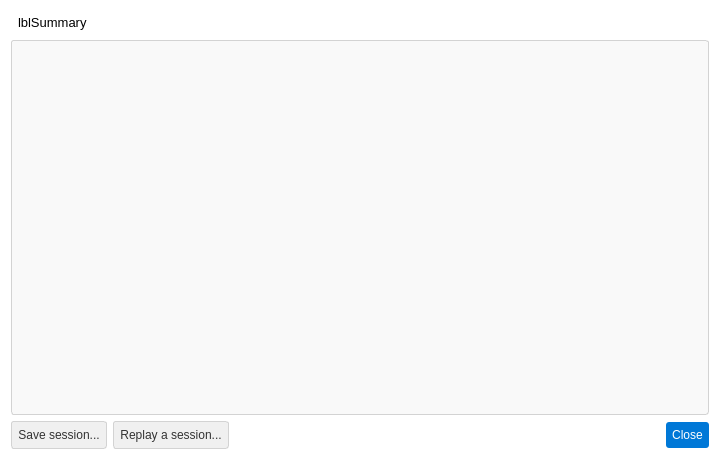
Old version of the form pastrocore/gui_pyside/dialog_session.ui in the repository Torward1024/pAstroCORE.
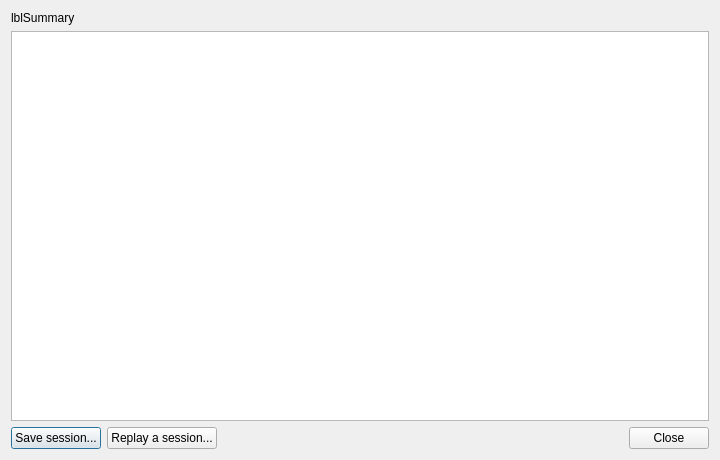
New version of the form. Icons and pictures are not drawn.

Patch:
```diff
--- a/pastrocore/gui_pyside/dialog_session.ui
+++ b/pastrocore/gui_pyside/dialog_session.ui
@@ -23,15 +23,9 @@
    <iconset resource="../gui/icons/icons.qrc">
     <normaloff>:/icons/preferences.svg</normaloff>:/icons/preferences.svg</iconset>
   </property>
-  <property name="styleSheet">
-   <string notr="true">background-color: #ffffff; font-family: Arial;</string>
-  </property>
   <layout class="QVBoxLayout" name="verticalLayout">
    <item>
     <widget class="QLabel" name="labelSummary">
-     <property name="styleSheet">
-      <string notr="true">font-size: 10pt; padding: 4px;</string>
-     </property>
      <property name="text">
       <string>lblSummary</string>
      </property>
@@ -42,22 +36,6 @@
    </item>
    <item>
     <widget class="QTableWidget" name="tableRequests">
-     <property name="styleSheet">
-      <string notr="true">QTableWidget {
-    font-size: 9pt;
-    color: #333333;
-    background-color: #f9f9f9;
-    border: 1px solid #d3d3d3;
-    border-radius: 3px;
-    gridline-color: #e6e6e6;
-}
-QHeaderView::section {
-    background-color: #f0f0f0;
-    border: none;
-    border-bottom: 1px solid #d3d3d3;
-    padding: 4px;
-}</string>
-     </property>
      <property name="alternatingRowColors">
       <bool>true</bool>
      </property>
@@ -73,21 +51,6 @@
     <layout class="QHBoxLayout" name="horizontalLayout">
      <item>
       <widget class="QPushButton" name="pushButtonSave">
-       <property name="styleSheet">
-        <string notr="true">QPushButton {
-    background-color: #f0f0f0;
-    color: #333333;
-    padding: 6px;
-    border-radius: 3px;
-    border: 1px solid #d3d3d3;
-}
-QPushButton:hover {
-    background-color: #e6e6e6;
-}
-QPushButton:pressed {
-    background-color: #d9d9d9;
-}</string>
-       </property>
        <property name="toolTip">
         <string>Write this session to a file, so it can be replayed later or attached to a bug report</string>
        </property>
@@ -98,21 +61,6 @@
      </item>
      <item>
       <widget class="QPushButton" name="pushButtonReplay">
-       <property name="styleSheet">
-        <string notr="true">QPushButton {
-    background-color: #f0f0f0;
-    color: #333333;
-    padding: 6px;
-    border-radius: 3px;
-    border: 1px solid #d3d3d3;
-}
-QPushButton:hover {
-    background-color: #e6e6e6;
-}
-QPushButton:pressed {
-    background-color: #d9d9d9;
-}</string>
-       </property>
        <property name="toolTip">
         <string>Read a saved session and run it against the project that is open now. Each step names the object it ran on, and one this project does not have is reported rather than skipped.</string>
        </property>
@@ -136,23 +84,6 @@
      </item>
      <item>
       <widget class="QPushButton" name="pushButtonClose">
-       <property name="styleSheet">
-        <string notr="true">QPushButton {
-    background-color: #0078d7;
-    color: #ffffff;
-    padding: 6px;
-    border-radius: 3px;
-    border: none;
-}
-QPushButton:hover {
-    background-color: #1a8cff;
-}
-QPushButton:pressed {
-    background-color: #005bb5;
-    padding-top: 7px;
-    padding-bottom: 5px;
-}</string>
-       </property>
        <property name="text">
         <string>Close</string>
        </property>
```
Left out of the diff: 4 changed lines with no effect on the pictures.
